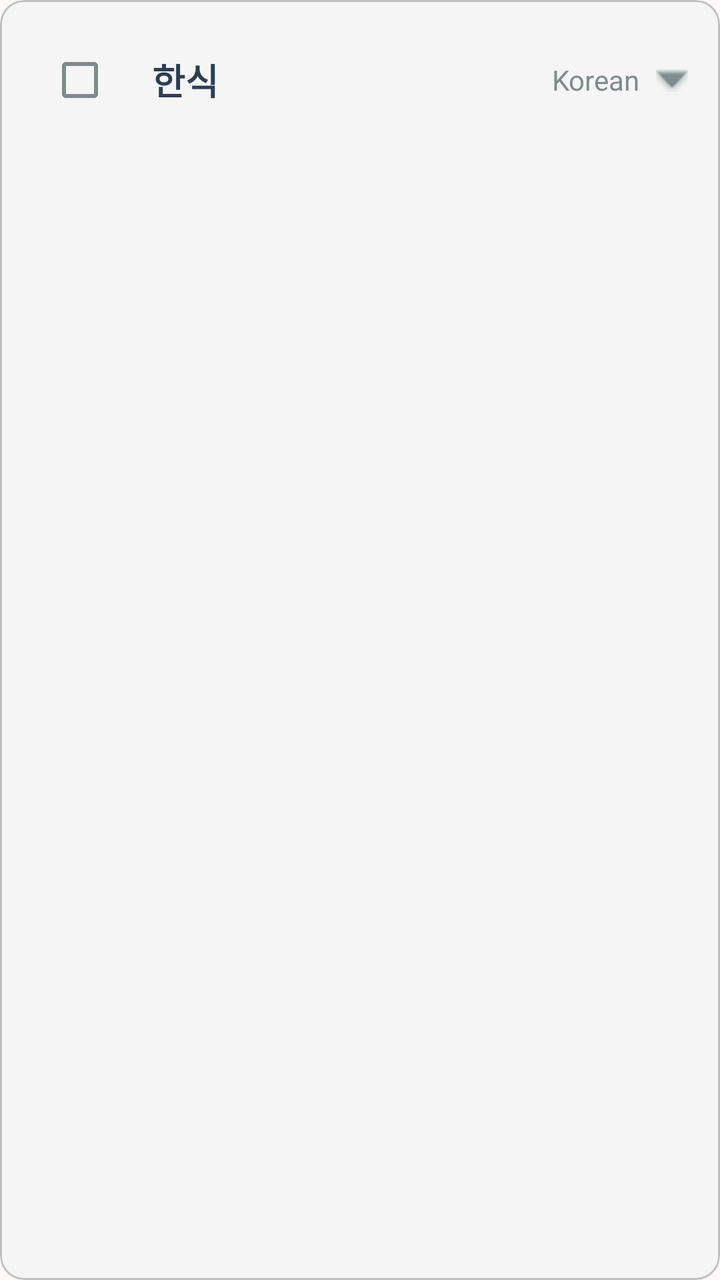
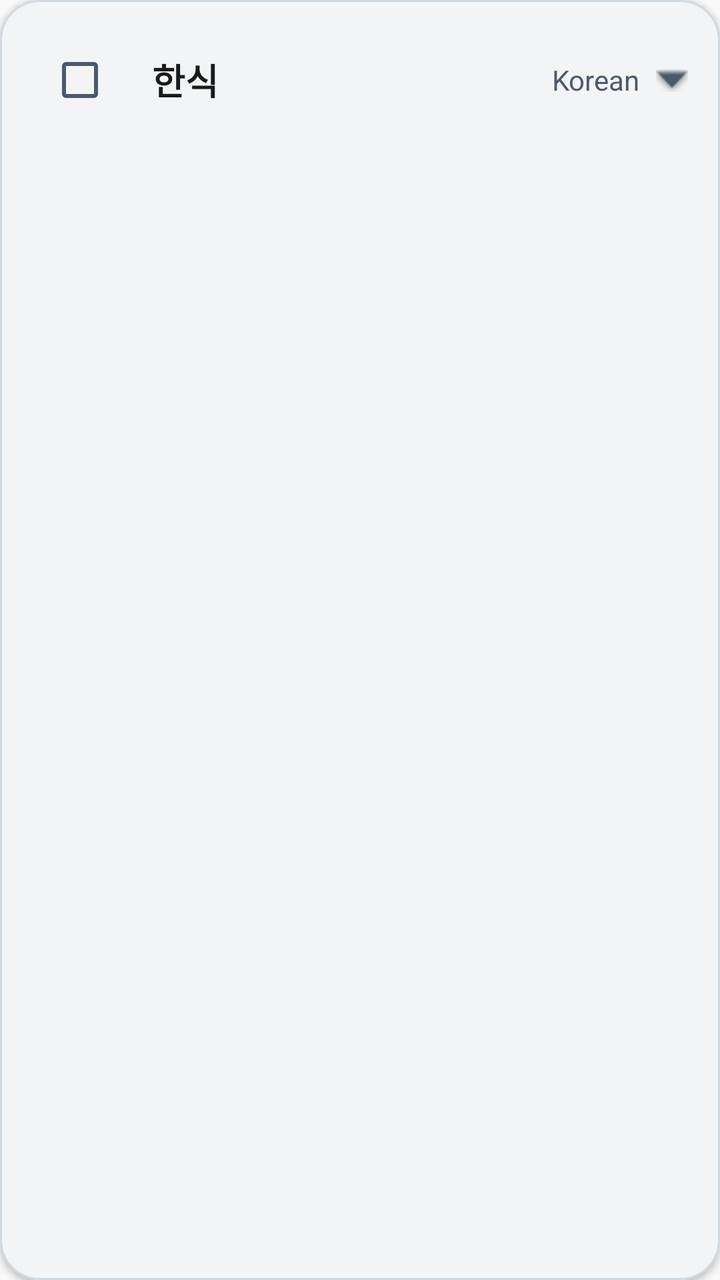

Before-and-after screenshots of an Android layout around one commit, followed by the original layout XML and the change that was made.
<!-- AndroidManifest.xml: application theme Theme.Molip_1st -->
<!-- res/layout/item_category.xml -->
<?xml version="1.0" encoding="utf-8"?>
<com.google.android.material.card.MaterialCardView xmlns:android="http://schemas.android.com/apk/res/android"
    xmlns:app="http://schemas.android.com/apk/res-auto"
    android:layout_width="match_parent"
    android:layout_height="wrap_content"
    android:layout_marginBottom="12dp"
    app:cardBackgroundColor="@color/card_background_gray"
    app:shapeAppearance="@style/ShapeAppearance.Molip_1st.MediumComponent"
    app:cardElevation="0dp">

    <LinearLayout
        android:layout_width="match_parent"
        android:layout_height="wrap_content"
        android:orientation="vertical">

        
        <LinearLayout
            android:id="@+id/categoryHeader"
            android:layout_width="match_parent"
            android:layout_height="wrap_content"
            android:orientation="horizontal"
            android:padding="16dp"
            android:gravity="center_vertical"
            android:clickable="true"
            android:focusable="true"
            android:background="?attr/selectableItemBackground">

            
            <com.google.android.material.checkbox.MaterialCheckBox
                android:id="@+id/categoryCheckBox"
                android:layout_width="wrap_content"
                android:layout_height="wrap_content" />

            
            <TextView
                android:id="@+id/categoryNameTextView"
                android:layout_width="0dp"
                android:layout_height="wrap_content"
                android:layout_weight="1"
                android:text="한식"
                android:textSize="18sp"
                android:textStyle="bold"
                android:textColor="@color/text_primary"
                android:layout_marginStart="12dp" />

            
            <TextView
                android:id="@+id/categoryNameEnTextView"
                android:layout_width="wrap_content"
                android:layout_height="wrap_content"
                android:text="Korean"
                android:textSize="14sp"
                android:textColor="@color/text_secondary"
                android:layout_marginEnd="8dp" />

            
            <ImageView
                android:id="@+id/expandIcon"
                android:layout_width="16dp"
                android:layout_height="16dp"
                android:src="@android:drawable/arrow_down_float"
                android:contentDescription="Expand"
                android:tint="@color/text_secondary" />
        </LinearLayout>

        
        <androidx.recyclerview.widget.RecyclerView
            android:id="@+id/foodRecyclerView"
            android:layout_width="match_parent"
            android:layout_height="wrap_content"
            android:visibility="gone"
            android:nestedScrollingEnabled="false"
            android:overScrollMode="never" />
    </LinearLayout>
</com.google.android.material.card.MaterialCardView>
<!-- resources referenced by this layout -->
<resources>
  <color name="card_background_gray">#F5F5F5</color>
  <color name="text_primary">#2C3E50</color>
  <color name="text_secondary">#7F8C8D</color>
  <style name="ShapeAppearance.Molip_1st.MediumComponent" parent="ShapeAppearance.Material3.MediumComponent">
          <item name="cornerFamilyTopLeft">rounded</item>
          <item name="cornerFamilyTopRight">rounded</item>
          <item name="cornerFamilyBottomLeft">rounded</item>
          <item name="cornerFamilyBottomRight">rounded</item>
          <item name="cornerSizeTopLeft">12dp</item>
          <item name="cornerSizeTopRight">12dp</item>
          <item name="cornerSizeBottomLeft">12dp</item>
          <item name="cornerSizeBottomRight">12dp</item>
      </style>
  <color name="md3_color_primary">#FF6B35</color>
  <color name="md3_color_primary_container">#FFE0D6</color>
  <color name="md3_color_secondary">#F1C40F</color>
  <color name="md3_color_secondary_container">#FFF9C4</color>
  <color name="md3_color_tertiary">#E63946</color>
  <color name="md3_color_tertiary_container">#FFE0E3</color>
  <color name="md3_color_surface">#FFF8F5</color>
  <color name="md3_color_on_surface">#2C3E50</color>
  <color name="md3_color_surface_variant">#F5F5F5</color>
  <color name="md3_color_on_surface_variant">#7F8C8D</color>
  <color name="md3_color_outline">#E0E0E0</color>
  <color name="md3_color_outline_variant">#C0C0C0</color>
  <color name="md3_color_background">#FFF8F5</color>
  <color name="md3_color_on_background">#2C3E50</color>
  <style name="TextAppearance.Molip_1st.TitleLarge" parent="TextAppearance.Material3.TitleLarge">
          <item name="android:textSize">22sp</item>
          <item name="android:lineHeight">28sp</item>
          <item name="android:letterSpacing">0</item>
          <item name="android:fontFamily">sans-serif-medium</item>
      </style>
  <style name="TextAppearance.Molip_1st.TitleMedium" parent="TextAppearance.Material3.TitleMedium">
          <item name="android:textSize">16sp</item>
          <item name="android:lineHeight">24sp</item>
          <item name="android:letterSpacing">0.15</item>
          <item name="android:fontFamily">sans-serif-medium</item>
      </style>
  <style name="TextAppearance.Molip_1st.TitleSmall" parent="TextAppearance.Material3.TitleSmall">
          <item name="android:textSize">14sp</item>
          <item name="android:lineHeight">20sp</item>
          <item name="android:letterSpacing">0.1</item>
          <item name="android:fontFamily">sans-serif-medium</item>
      </style>
  <style name="TextAppearance.Molip_1st.BodyLarge" parent="TextAppearance.Material3.BodyLarge">
          <item name="android:textSize">16sp</item>
          <item name="android:lineHeight">24sp</item>
          <item name="android:letterSpacing">0.5</item>
          <item name="android:fontFamily">sans-serif</item>
      </style>
  <style name="TextAppearance.Molip_1st.BodyMedium" parent="TextAppearance.Material3.BodyMedium">
          <item name="android:textSize">14sp</item>
          <item name="android:lineHeight">20sp</item>
          <item name="android:letterSpacing">0.25</item>
          <item name="android:fontFamily">sans-serif</item>
      </style>
  <style name="TextAppearance.Molip_1st.BodySmall" parent="TextAppearance.Material3.BodySmall">
          <item name="android:textSize">12sp</item>
          <item name="android:lineHeight">16sp</item>
          <item name="android:letterSpacing">0.4</item>
          <item name="android:fontFamily">sans-serif</item>
      </style>
  <!-- unchanged entries left out for length: 23 -->
</resources>

<!-- the commit's change to res/layout/item_category.xml (unified diff, before → after) -->
@@ -1,12 +1,14 @@
 <?xml version="1.0" encoding="utf-8"?>
-<com.google.android.material.card.MaterialCardView xmlns:android="http://schemas.android.com/apk/res/android"
+    <com.google.android.material.card.MaterialCardView xmlns:android="http://schemas.android.com/apk/res/android"
     xmlns:app="http://schemas.android.com/apk/res-auto"
     android:layout_width="match_parent"
     android:layout_height="wrap_content"
-    android:layout_marginBottom="12dp"
+    android:layout_marginStart="24dp"
+    android:layout_marginEnd="24dp"
+    android:layout_marginBottom="16dp"
     app:cardBackgroundColor="@color/card_background_gray"
     app:shapeAppearance="@style/ShapeAppearance.Molip_1st.MediumComponent"
-    app:cardElevation="0dp">
+    app:cardElevation="2dp">
 
     <LinearLayout
         android:layout_width="match_parent"
<!-- resource entries referenced after the edit -->
@@ -1,67 +1,75 @@
 <!-- resources referenced by this layout -->
 <resources>
-  <color name="card_background_gray">#F5F5F5</color>
-  <color name="text_primary">#2C3E50</color>
-  <color name="text_secondary">#7F8C8D</color>
+  <color name="card_background_gray">#F2F4F6</color>
+  <color name="text_primary">#1A1A1A</color>
+  <color name="text_secondary">#4E5968</color>
   <style name="ShapeAppearance.Molip_1st.MediumComponent" parent="ShapeAppearance.Material3.MediumComponent">
           <item name="cornerFamilyTopLeft">rounded</item>
           <item name="cornerFamilyTopRight">rounded</item>
           <item name="cornerFamilyBottomLeft">rounded</item>
           <item name="cornerFamilyBottomRight">rounded</item>
-          <item name="cornerSizeTopLeft">12dp</item>
-          <item name="cornerSizeTopRight">12dp</item>
-          <item name="cornerSizeBottomLeft">12dp</item>
-          <item name="cornerSizeBottomRight">12dp</item>
+          <item name="cornerSizeTopLeft">20dp</item>
+          <item name="cornerSizeTopRight">20dp</item>
+          <item name="cornerSizeBottomLeft">20dp</item>
+          <item name="cornerSizeBottomRight">20dp</item>
       </style>
-  <color name="md3_color_primary">#FF6B35</color>
-  <color name="md3_color_primary_container">#FFE0D6</color>
-  <color name="md3_color_secondary">#F1C40F</color>
-  <color name="md3_color_secondary_container">#FFF9C4</color>
-  <color name="md3_color_tertiary">#E63946</color>
-  <color name="md3_color_tertiary_container">#FFE0E3</color>
-  <color name="md3_color_surface">#FFF8F5</color>
-  <color name="md3_color_on_surface">#2C3E50</color>
-  <color name="md3_color_surface_variant">#F5F5F5</color>
-  <color name="md3_color_on_surface_variant">#7F8C8D</color>
-  <color name="md3_color_outline">#E0E0E0</color>
-  <color name="md3_color_outline_variant">#C0C0C0</color>
-  <color name="md3_color_background">#FFF8F5</color>
-  <color name="md3_color_on_background">#2C3E50</color>
+  <color name="md3_color_primary">#FF8A3D</color>
+  <color name="md3_color_primary_container">#FFE8D6</color>
+  <color name="md3_color_secondary">#FFB84D</color>
+  <color name="md3_color_secondary_container">#FFF5E6</color>
+  <color name="md3_color_tertiary">#FF6B6B</color>
+  <color name="md3_color_tertiary_container">#FFE8E8</color>
+  <color name="md3_color_surface">#F9F9F9</color>
+  <color name="md3_color_on_surface">#1A1A1A</color>
+  <color name="md3_color_surface_variant">#F2F4F6</color>
+  <color name="md3_color_on_surface_variant">#4E5968</color>
+  <color name="md3_color_outline">#E5E8EB</color>
+  <color name="md3_color_outline_variant">#D1D9E0</color>
+  <color name="md3_color_background">#F9F9F9</color>
+  <color name="md3_color_on_background">#1A1A1A</color>
   <style name="TextAppearance.Molip_1st.TitleLarge" parent="TextAppearance.Material3.TitleLarge">
           <item name="android:textSize">22sp</item>
           <item name="android:lineHeight">28sp</item>
           <item name="android:letterSpacing">0</item>
           <item name="android:fontFamily">sans-serif-medium</item>
+          <item name="android:textStyle">bold</item>
+          <item name="android:textColor">@color/text_primary</item>
       </style>
   <style name="TextAppearance.Molip_1st.TitleMedium" parent="TextAppearance.Material3.TitleMedium">
           <item name="android:textSize">16sp</item>
           <item name="android:lineHeight">24sp</item>
-          <item name="android:letterSpacing">0.15</item>
+          <item name="android:letterSpacing">0.1</item>
           <item name="android:fontFamily">sans-serif-medium</item>
+          <item name="android:textStyle">bold</item>
+          <item name="android:textColor">@color/text_primary</item>
       </style>
   <style name="TextAppearance.Molip_1st.TitleSmall" parent="TextAppearance.Material3.TitleSmall">
           <item name="android:textSize">14sp</item>
           <item name="android:lineHeight">20sp</item>
-          <item name="android:letterSpacing">0.1</item>
+          <item name="android:letterSpacing">0.05</item>
           <item name="android:fontFamily">sans-serif-medium</item>
+          <item name="android:textColor">@color/text_primary</item>
       </style>
   <style name="TextAppearance.Molip_1st.BodyLarge" parent="TextAppearance.Material3.BodyLarge">
           <item name="android:textSize">16sp</item>
           <item name="android:lineHeight">24sp</item>
-          <item name="android:letterSpacing">0.5</item>
+          <item name="android:letterSpacing">0.15</item>
           <item name="android:fontFamily">sans-serif</item>
+          <item name="android:textColor">@color/text_secondary</item>
       </style>
   <style name="TextAppearance.Molip_1st.BodyMedium" parent="TextAppearance.Material3.BodyMedium">
           <item name="android:textSize">14sp</item>
           <item name="android:lineHeight">20sp</item>
-          <item name="android:letterSpacing">0.25</item>
+          <item name="android:letterSpacing">0.1</item>
           <item name="android:fontFamily">sans-serif</item>
+          <item name="android:textColor">@color/text_secondary</item>
       </style>
   <style name="TextAppearance.Molip_1st.BodySmall" parent="TextAppearance.Material3.BodySmall">
           <item name="android:textSize">12sp</item>
           <item name="android:lineHeight">16sp</item>
-          <item name="android:letterSpacing">0.4</item>
+          <item name="android:letterSpacing">0.1</item>
           <item name="android:fontFamily">sans-serif</item>
+          <item name="android:textColor">@color/text_secondary</item>
       </style>
   <!-- unchanged entries left out for length: 23 -->
 </resources>
